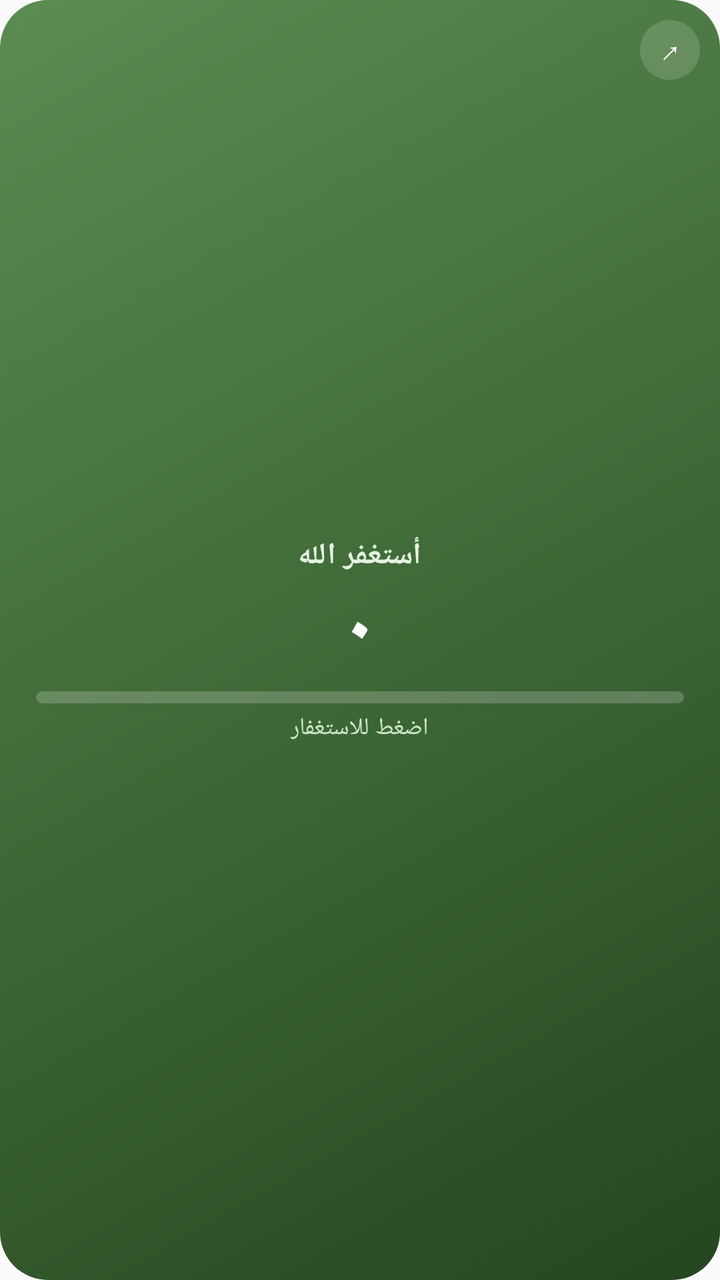
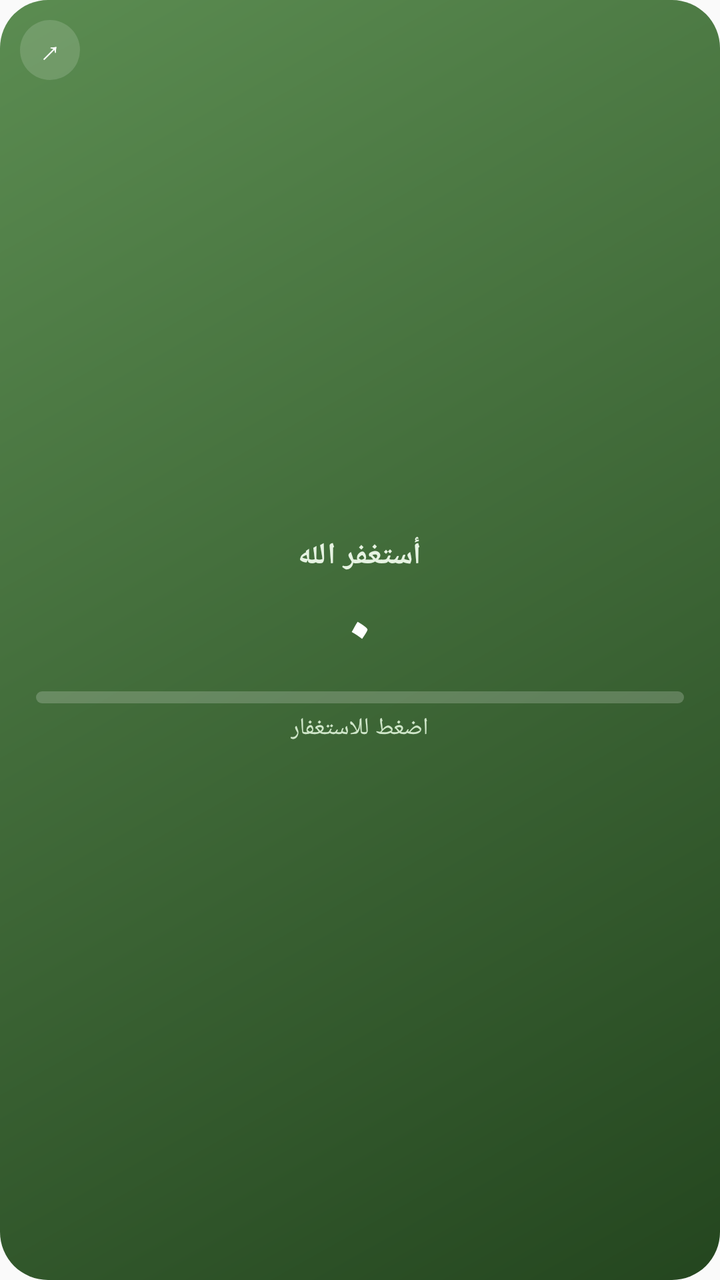

Two renders of the same Android screen: before a commit and after it. Below are the layout's source before the change and the commit's diff.
<!-- AndroidManifest.xml: application theme AppTheme -->
<!-- res/layout/tasbih_widget.xml -->
<?xml version="1.0" encoding="utf-8"?>
<FrameLayout xmlns:android="http://schemas.android.com/apk/res/android"
    android:id="@+id/widget_root"
    android:layout_width="match_parent"
    android:layout_height="match_parent"
    android:background="@drawable/widget_bg"
    android:layoutDirection="rtl"
    android:padding="10dp">

    <LinearLayout
        android:layout_width="match_parent"
        android:layout_height="match_parent"
        android:gravity="center"
        android:orientation="vertical">

        <TextView
            android:id="@+id/widget_title"
            android:layout_width="wrap_content"
            android:layout_height="wrap_content"
            android:maxLines="1"
            android:text="أستغفر الله"
            android:textColor="#E6F3E2"
            android:textSize="15sp"
            android:textStyle="bold" />

        <TextView
            android:id="@+id/widget_count"
            android:layout_width="wrap_content"
            android:layout_height="wrap_content"
            android:includeFontPadding="false"
            android:maxLines="1"
            android:text="٠"
            android:textColor="#FFFFFF"
            android:textSize="38sp"
            android:textStyle="bold" />

        <ProgressBar
            android:id="@+id/widget_progress"
            style="?android:attr/progressBarStyleHorizontal"
            android:layout_width="match_parent"
            android:layout_height="6dp"
            android:layout_marginStart="8dp"
            android:layout_marginTop="6dp"
            android:layout_marginEnd="8dp"
            android:max="100"
            android:progress="0"
            android:progressDrawable="@drawable/widget_progress" />

        <TextView
            android:id="@+id/widget_sub"
            android:layout_width="wrap_content"
            android:layout_height="wrap_content"
            android:layout_marginTop="4dp"
            android:maxLines="1"
            android:text="اضغط للاستغفار"
            android:textColor="#CFE6C9"
            android:textSize="12sp" />
    </LinearLayout>

    <TextView
        android:id="@+id/widget_open"
        android:layout_width="30dp"
        android:layout_height="30dp"
        android:layout_gravity="top|start"
        android:background="@drawable/widget_open_bg"
        android:contentDescription="فتح التطبيق"
        android:gravity="center"
        android:text="↗"
        android:textColor="#FFFFFF"
        android:textSize="15sp" />
</FrameLayout>
<!-- resources referenced by this layout -->
<resources>
  <!-- drawable widget_bg (drawable) -->
  <?xml version="1.0" encoding="utf-8"?>
  <shape xmlns:android="http://schemas.android.com/apk/res/android" android:shape="rectangle">
      <gradient android:angle="315" android:startColor="#5B8C51" android:endColor="#24461F" />
      <corners android:radius="24dp" />
  </shape>
  <!-- drawable widget_open_bg (drawable) -->
  <?xml version="1.0" encoding="utf-8"?>
  <shape xmlns:android="http://schemas.android.com/apk/res/android" android:shape="oval">
      <solid android:color="#26FFFFFF" />
  </shape>
  <!-- drawable widget_progress (drawable) -->
  <?xml version="1.0" encoding="utf-8"?>
  <layer-list xmlns:android="http://schemas.android.com/apk/res/android">
      <item android:id="@android:id/background">
          <shape android:shape="rectangle">
              <corners android:radius="3dp" />
              <solid android:color="#33FFFFFF" />
          </shape>
      </item>
      <item android:id="@android:id/progress">
          <clip android:gravity="start">
              <shape android:shape="rectangle">
                  <corners android:radius="3dp" />
                  <solid android:color="#E3B552" />
              </shape>
          </clip>
      </item>
  </layer-list>
  <style name="AppTheme" parent="Theme.AppCompat.Light.DarkActionBar">
          
          <item name="colorPrimary">@color/colorPrimary</item>
          <item name="colorPrimaryDark">@color/colorPrimaryDark</item>
          <item name="colorAccent">@color/colorAccent</item>
      </style>
</resources>

<!-- the commit's change to res/layout/tasbih_widget.xml (unified diff, before → after) -->
@@ -4,7 +4,7 @@
     android:layout_width="match_parent"
     android:layout_height="match_parent"
     android:background="@drawable/widget_bg"
-    android:layoutDirection="rtl"
+    android:layoutDirection="locale"
     android:padding="10dp">
 
     <LinearLayout
